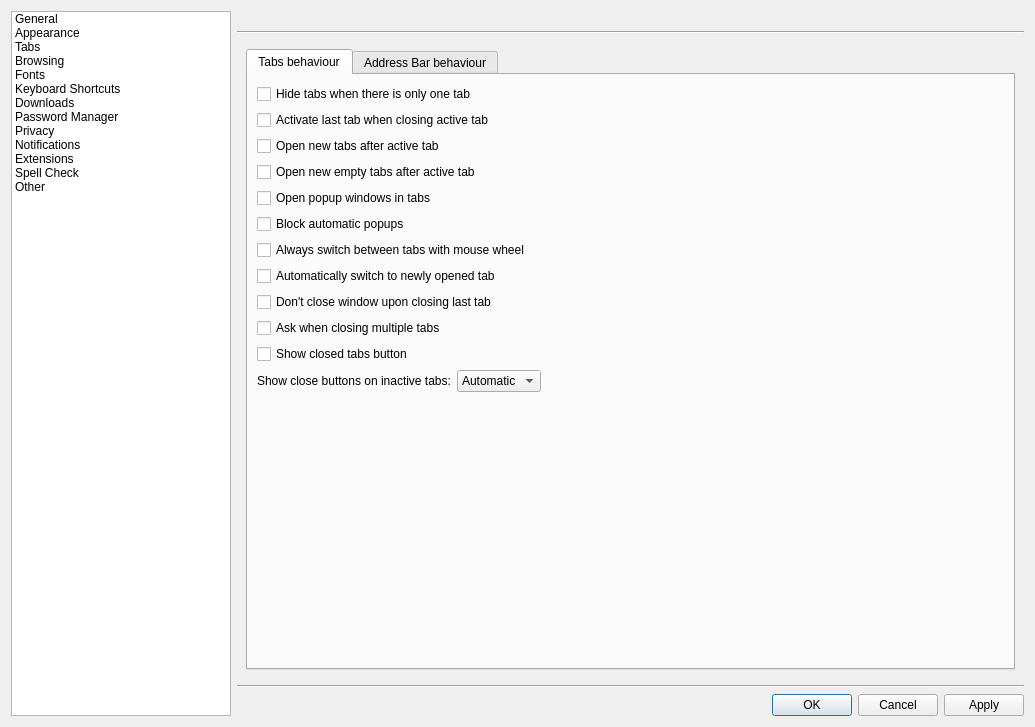
This is src/lib/preferences/preferences.ui in bungamungil/compass as Qt 5 draws it before an edit. The edited form follows.
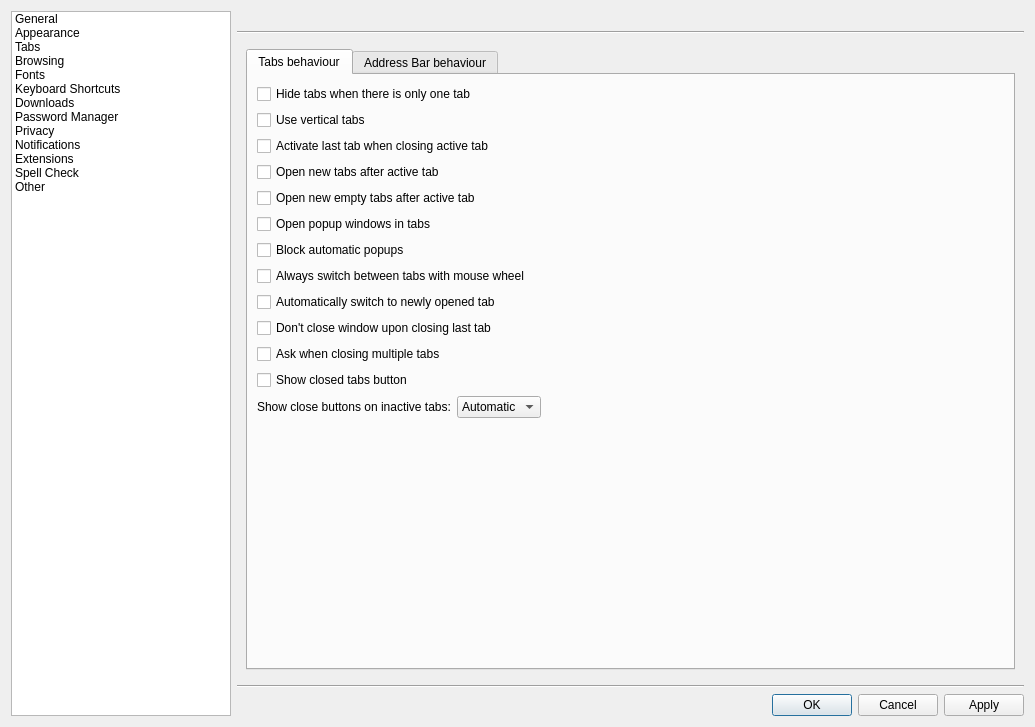
This is the edited form. The open tabs and pages were chosen to show the change. Custom widgets are drawn as their Qt base class.

Commit message: feat(verticaltabs): Preferences toggle with live apply

The edit to the form file:
```diff
--- a/src/lib/preferences/preferences.ui
+++ b/src/lib/preferences/preferences.ui
@@ -698,6 +698,13 @@
                  </property>
                 </widget>
                </item>
+               <item>
+                <widget class="QCheckBox" name="useVerticalTabs">
+                 <property name="text">
+                  <string>Use vertical tabs</string>
+                 </property>
+                </widget>
+               </item>
                <item>
                 <widget class="QCheckBox" name="activateLastTab">
                  <property name="text">
```
The commit also changes 1 other file.
